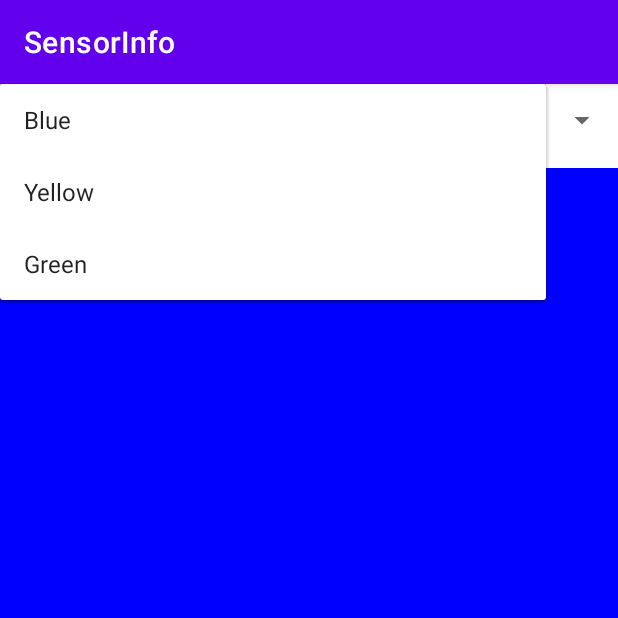
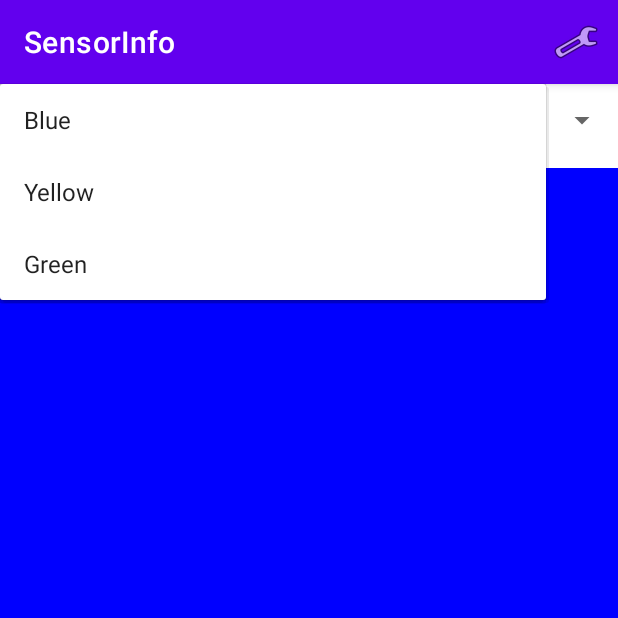
Before and after one commit to dk1gdo/SensorInfo, an Android app: the screen it shows after launch (MainActivity), after a tap on "Blue", on a phone screen of 412 x 824 dp, the top half of it. Run offline under Robolectric (Android 15) with nearby library versions, the phone set to English and light mode, and no system bars.

Commit message:
part two complite

```diff
--- a/app/build.gradle
+++ b/app/build.gradle
@@ -42,4 +42,5 @@ dependencies {
     androidTestImplementation 'androidx.test.ext:junit:1.1.5'
     androidTestImplementation 'androidx.test.espresso:espresso-core:3.5.1'
     implementation 'androidx.lifecycle:lifecycle-extensions:2.2.0'
+    implementation 'androidx.preference:preference-ktx:1.2.0'
 }
--- a/app/src/main/java/com/example/sensorinfo/MainActivity.kt
+++ b/app/src/main/java/com/example/sensorinfo/MainActivity.kt
@@ -1,26 +1,26 @@
 package com.example.sensorinfo
 
+import android.content.Intent
 import android.graphics.Color
 import androidx.appcompat.app.AppCompatActivity
 import android.os.Bundle
-import android.util.Log
-import android.view.LayoutInflater
+import android.view.Menu
+import android.view.MenuItem
 import android.view.View
 import android.widget.AdapterView
 import android.widget.ArrayAdapter
-import android.widget.ListView
-import android.widget.SimpleAdapter
 import android.widget.Spinner
 import android.widget.Toast
 import androidx.lifecycle.ViewModelProvider
+import androidx.preference.PreferenceManager
 import androidx.recyclerview.widget.LinearLayoutManager
 import androidx.recyclerview.widget.RecyclerView
-import androidx.recyclerview.widget.RecyclerView.LayoutManager
 import com.example.sensorinfo.adapters.SensorRVAdapter
 import com.example.sensorinfo.viewmodels.SensorViewModel
 
 class MainActivity : AppCompatActivity(), SensorRVAdapter.ItemClickListener {
     lateinit var rvSensors: RecyclerView
+    private lateinit var spnColour: Spinner
     private val viewModel: SensorViewModel by lazy {
         ViewModelProvider(this)[SensorViewModel::class.java]
     }
@@ -28,22 +28,16 @@ class MainActivity : AppCompatActivity(), SensorRVAdapter.ItemClickListener {
         super.onCreate(savedInstanceState)
         setContentView(R.layout.activity_main)
         val adapter = SensorRVAdapter(this, viewModel.sensorlist)
-
         val rvListener = object : SensorRVAdapter.ItemClickListener{
             override fun onItemClick(view: View?, position: Int) {
                 Toast.makeText(this@MainActivity, "position: $position", Toast.LENGTH_SHORT).show()
             }
         }
-
         adapter.setClickListener(rvListener)
-
         rvSensors = findViewById(R.id.rvSensors)
         rvSensors.layoutManager = LinearLayoutManager(this)
         rvSensors.adapter = adapter
-
-
-
-        val spnColour = findViewById<Spinner>(R.id.spnColour)
+        spnColour = findViewById(R.id.spnColour)
         val spnAdapter = ArrayAdapter.createFromResource(this,
             R.array.coloursArray,
             android.R.layout.simple_list_item_1)
@@ -56,13 +50,36 @@ class MainActivity : AppCompatActivity(), SensorRVAdapter.ItemClickListener {
                     1 -> rvSensors.setBackgroundColor(Color.YELLOW)
                     2 -> rvSensors.setBackgroundColor(Color.GREEN)
                 }
+                viewModel.selected = position
             }
             override fun onNothingSelected(p0: AdapterView<*>?) {}
         }
         spnColour.onItemSelectedListener = spnColourListener
     }
-
+    override fun onCreateOptionsMenu(menu: Menu?): Boolean {
+        menuInflater.inflate(R.menu.main_menu, menu)
+        return true
+    }
+    override fun onOptionsItemSelected(item: MenuItem): Boolean {
+        return when(item.itemId) {
+            R.id.menuPref -> {
+                val settingsActivity = Intent(this, SettingsActivity::class.java)
+                startActivity(settingsActivity)
+                true
+            }
+            else -> super.onOptionsItemSelected(item)
+        }
+    }
     override fun onItemClick(view: View?, position: Int) {
         Toast.makeText(this, "position: $position", Toast.LENGTH_SHORT).show()
     }
+    private fun applyPreferences() {
+        val pref = PreferenceManager.getDefaultSharedPreferences(this)
+        viewModel.setSelected(pref.getString("selected", viewModel.selected.toString()))
+        spnColour.setSelection(viewModel.selected)
+    }
+    override fun onStart() {
+        super.onStart()
+        applyPreferences()
+    }
 }
--- a/app/src/main/java/com/example/sensorinfo/viewmodels/SensorViewModel.kt
+++ b/app/src/main/java/com/example/sensorinfo/viewmodels/SensorViewModel.kt
@@ -7,4 +7,15 @@ class SensorViewModel: ViewModel() {
     private val repository = SensorRepository.get()
     val sensorlist = repository.sensorList
     val listAsMap = repository.listAsMaps()
+    var selected = 0
+        set(value) {
+            if (value in 0..2) field = value
+        }
+    fun setSelected(str: String?) {
+        if (!str.isNullOrBlank()) selected = try {
+            str.toInt()
+        } catch (e: NumberFormatException) {
+            0
+        }
+    }
 }
--- /dev/null
+++ b/app/src/main/res/menu/main_menu.xml
@@ -0,0 +1,10 @@
+<?xml version="1.0" encoding="utf-8"?>
+<menu xmlns:app="http://schemas.android.com/apk/res-auto"
+    xmlns:android="http://schemas.android.com/apk/res/android">
+
+    <item
+        android:id="@+id/menuPref"
+        android:icon="@android:drawable/ic_menu_preferences"
+        android:title="@string/preferences"
+        app:showAsAction="ifRoom"/>
+</menu>
--- a/app/src/main/res/values/array.xml
+++ b/app/src/main/res/values/arrays.xml
@@ -5,4 +5,9 @@
         <item>Yellow</item>
         <item>Green</item>
     </array>
+    <string-array name="valuesArray">
+        <item>0</item>
+        <item>1</item>
+        <item>2</item>
+    </string-array>
 </resources>
--- a/app/src/main/res/values/strings.xml
+++ b/app/src/main/res/values/strings.xml
@@ -1,3 +1,6 @@
 <resources>
     <string name="app_name">SensorInfo</string>
+    <string name="color_pref">List colour</string>
+    <string name="pref_common">Common preferences</string>
+    <string name="preferences">Preferences</string>
 </resources>
```
Also changed, not shown: app/src/main/AndroidManifest.xml (+5 -2 lines), app/src/main/java/com/example/sensorinfo/SettingsActivity.kt (added, +22 -0 lines), app/src/main/res/layout/activity_settings.xml (added, +10 -0 lines), app/src/main/res/xml/root_prefereces.xml (added, +12 -0 lines).
